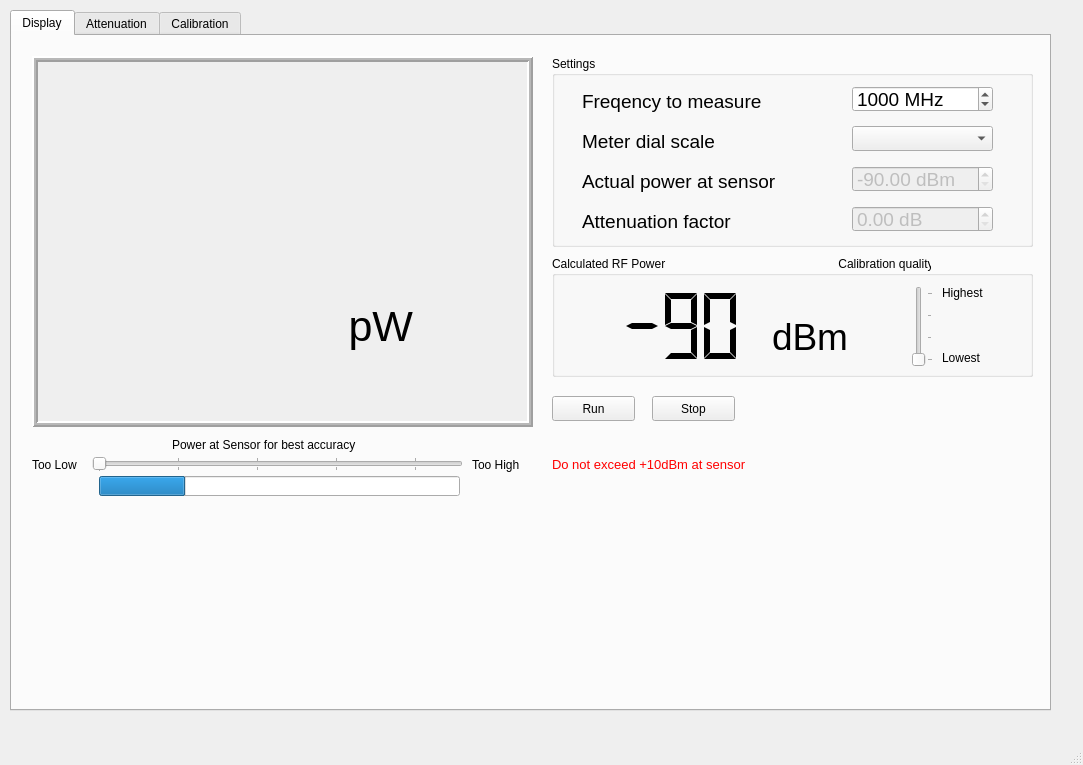
Before: the Qt Designer form powerMeter.ui in g4ixt/RFPowerMeter, drawn with Qt 5.
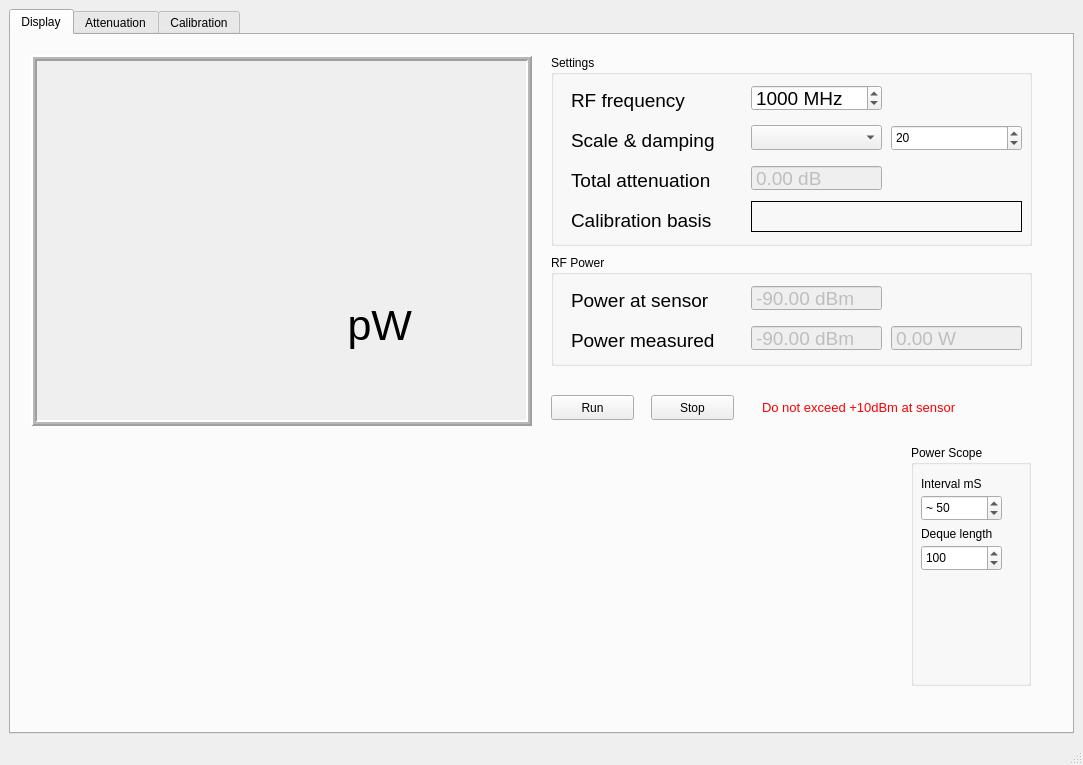
After: the same form once the commit is applied. Custom widgets are drawn as their Qt base class.

```diff
--- a/powerMeter.ui
+++ b/powerMeter.ui
@@ -10,19 +10,19 @@
     <height>765</height>
    </rect>
   </property>
+  <property name="sizePolicy">
+   <sizepolicy hsizetype="Preferred" vsizetype="Preferred">
+    <horstretch>0</horstretch>
+    <verstretch>0</verstretch>
+   </sizepolicy>
+  </property>
   <property name="windowTitle">
    <string>MainWindow</string>
   </property>
   <widget class="QWidget" name="centralwidget">
+   <layout class="QGridLayout" name="gridLayout">
+    <item row="0" column="0">
    <widget class="QTabWidget" name="tabWidget">
-    <property name="geometry">
-     <rect>
-      <x>10</x>
-      <y>10</y>
-      <width>1041</width>
-      <height>701</height>
-     </rect>
-    </property>
     <property name="autoFillBackground">
      <bool>false</bool>
     </property>
@@ -66,6 +66,12 @@
          <height>321</height>
         </rect>
        </property>
+         <property name="sizePolicy">
+          <sizepolicy hsizetype="Preferred" vsizetype="Preferred">
+           <horstretch>0</horstretch>
+           <verstretch>0</verstretch>
+          </sizepolicy>
+         </property>
        <property name="autoFillBackground">
         <bool>true</bool>
        </property>
@@ -113,9 +119,9 @@
       <widget class="QSpinBox" name="freqBox">
        <property name="geometry">
         <rect>
-         <x>300</x>
+           <x>200</x>
          <y>30</y>
-         <width>141</width>
+           <width>131</width>
          <height>26</height>
         </rect>
        </property>
@@ -143,9 +149,9 @@
       <widget class="QLabel" name="label_8">
        <property name="geometry">
         <rect>
-         <x>30</x>
+           <x>20</x>
          <y>30</y>
-         <width>251</width>
+           <width>171</width>
          <height>30</height>
         </rect>
        </property>
@@ -155,15 +161,15 @@
         </font>
        </property>
        <property name="text">
-        <string>Freqency to measure</string>
+          <string>RF frequency</string>
        </property>
       </widget>
       <widget class="QLabel" name="label_10">
        <property name="geometry">
         <rect>
-         <x>30</x>
-         <y>150</y>
-         <width>251</width>
+           <x>20</x>
+           <y>110</y>
+           <width>171</width>
          <height>30</height>
         </rect>
        </property>
@@ -173,7 +179,7 @@
         </font>
        </property>
        <property name="text">
-        <string>Attenuation factor</string>
+          <string>Total attenuation</string>
        </property>
       </widget>
       <widget class="QDoubleSpinBox" name="totalLoss">
@@ -182,9 +188,9 @@
        </property>
        <property name="geometry">
         <rect>
-         <x>300</x>
-         <y>150</y>
-         <width>141</width>
+           <x>200</x>
+           <y>110</y>
+           <width>131</width>
          <height>26</height>
         </rect>
        </property>
@@ -193,6 +199,12 @@
          <pointsize>14</pointsize>
         </font>
        </property>
+         <property name="autoFillBackground">
+          <bool>false</bool>
+         </property>
+         <property name="buttonSymbols">
+          <enum>QAbstractSpinBox::NoButtons</enum>
+         </property>
        <property name="suffix">
         <string> dB</string>
        </property>
@@ -200,63 +212,12 @@
         <double>0.010000000000000</double>
        </property>
       </widget>
-      <widget class="QDoubleSpinBox" name="sensorPower">
-       <property name="enabled">
-        <bool>false</bool>
-       </property>
-       <property name="geometry">
-        <rect>
-         <x>300</x>
-         <y>110</y>
-         <width>141</width>
-         <height>26</height>
-        </rect>
-       </property>
-       <property name="font">
-        <font>
-         <pointsize>14</pointsize>
-        </font>
-       </property>
-       <property name="suffix">
-        <string> dBm</string>
-       </property>
-       <property name="minimum">
-        <double>-90.000000000000000</double>
-       </property>
-       <property name="maximum">
-        <double>20.000000000000000</double>
-       </property>
-       <property name="singleStep">
-        <double>0.010000000000000</double>
-       </property>
-       <property name="value">
-        <double>-90.000000000000000</double>
-       </property>
-      </widget>
-      <widget class="QLabel" name="label_9">
-       <property name="geometry">
-        <rect>
-         <x>30</x>
-         <y>110</y>
-         <width>251</width>
-         <height>30</height>
-        </rect>
-       </property>
-       <property name="font">
-        <font>
-         <pointsize>14</pointsize>
-        </font>
-       </property>
-       <property name="text">
-        <string>Actual power at sensor</string>
-       </property>
-      </widget>
       <widget class="QComboBox" name="Scale">
        <property name="geometry">
         <rect>
-         <x>300</x>
+           <x>200</x>
          <y>70</y>
-         <width>141</width>
+           <width>131</width>
          <height>25</height>
         </rect>
        </property>
@@ -264,9 +225,9 @@
       <widget class="QLabel" name="label_11">
        <property name="geometry">
         <rect>
-         <x>30</x>
+           <x>20</x>
          <y>70</y>
-         <width>251</width>
+           <width>171</width>
          <height>30</height>
         </rect>
        </property>
@@ -276,87 +237,84 @@
         </font>
        </property>
        <property name="text">
-        <string>Meter dial scale</string>
-       </property>
-      </widget>
-     </widget>
-     <widget class="QSlider" name="powerSlider">
-      <property name="enabled">
-       <bool>true</bool>
-      </property>
+          <string>Scale &amp; damping</string>
+         </property>
+        </widget>
+        <widget class="QLabel" name="label_14">
+         <property name="geometry">
+          <rect>
+           <x>20</x>
+           <y>150</y>
+           <width>171</width>
+           <height>30</height>
+          </rect>
+         </property>
+         <property name="font">
+          <font>
+           <pointsize>14</pointsize>
+          </font>
+         </property>
+         <property name="text">
+          <string>Calibration basis</string>
+         </property>
+        </widget>
+        <widget class="QLabel" name="calQualLabel">
+         <property name="geometry">
+          <rect>
+           <x>200</x>
+           <y>146</y>
+           <width>271</width>
+           <height>31</height>
+          </rect>
+         </property>
+         <property name="font">
+          <font>
+           <pointsize>12</pointsize>
+          </font>
+         </property>
+         <property name="frameShape">
+          <enum>QFrame::Box</enum>
+         </property>
+         <property name="lineWidth">
+          <number>1</number>
+         </property>
+         <property name="text">
+          <string/>
+         </property>
+        </widget>
+        <widget class="QSpinBox" name="dampingBox">
       <property name="geometry">
        <rect>
-        <x>80</x>
-        <y>420</y>
-        <width>371</width>
-        <height>16</height>
-       </rect>
-      </property>
+           <x>340</x>
+           <y>70</y>
+           <width>131</width>
+           <height>26</height>
+          </rect>
+         </property>
+         <property name="toolTip">
+          <string extracomment="Number of measurement averages"/>
+         </property>
+         <property name="toolTipDuration">
+          <number>5</number>
+         </property>
       <property name="minimum">
-       <number>-50</number>
+          <number>1</number>
       </property>
       <property name="maximum">
-       <number>-5</number>
+          <number>1000</number>
       </property>
       <property name="value">
-       <number>-50</number>
-      </property>
-      <property name="orientation">
-       <enum>Qt::Horizontal</enum>
-      </property>
-      <property name="invertedAppearance">
-       <bool>false</bool>
-      </property>
-      <property name="tickPosition">
-       <enum>QSlider::TicksBothSides</enum>
-      </property>
-     </widget>
-     <widget class="QLabel" name="tooLow">
-      <property name="geometry">
-       <rect>
-        <x>20</x>
-        <y>420</y>
-        <width>62</width>
-        <height>17</height>
-       </rect>
-      </property>
-      <property name="text">
-       <string>Too Low</string>
-      </property>
-     </widget>
-     <widget class="QLabel" name="tooHigh">
-      <property name="geometry">
-       <rect>
-        <x>460</x>
-        <y>420</y>
-        <width>62</width>
-        <height>17</height>
-       </rect>
-      </property>
-      <property name="text">
-       <string>Too High</string>
-      </property>
-     </widget>
-     <widget class="QLabel" name="label_13">
-      <property name="geometry">
-       <rect>
-        <x>160</x>
-        <y>400</y>
-        <width>241</width>
-        <height>17</height>
-       </rect>
-      </property>
-      <property name="text">
-       <string>Power at Sensor for best accuracy</string>
-      </property>
-     </widget>
-     <widget class="PlotWidget" name="powerGraph" native="true">
+          <number>20</number>
+         </property>
+        </widget>
+       </widget>
+       <widget class="PlotWidget" name="graphWidget" native="true">
       <property name="geometry">
        <rect>
         <x>30</x>
-        <y>460</y>
-        <width>991</width>
-        <height>191</height>
+          <y>410</y>
+          <width>851</width>
+          <height>241</height>
        </rect>
       </property>
      </widget>
@@ -366,136 +324,164 @@
         <x>540</x>
         <y>220</y>
         <width>481</width>
-        <height>121</height>
+          <height>111</height>
        </rect>
       </property>
       <property name="title">
-       <string>Calculated RF Power                                                    Calibration quality   </string>
-      </property>
-      <widget class="QLCDNumber" name="lcd">
+         <string>RF Power   </string>
+        </property>
+        <widget class="QDoubleSpinBox" name="sensorPower">
+         <property name="enabled">
+          <bool>false</bool>
+         </property>
        <property name="geometry">
         <rect>
-         <x>20</x>
+           <x>200</x>
          <y>30</y>
-         <width>181</width>
-         <height>81</height>
+           <width>131</width>
+           <height>26</height>
         </rect>
        </property>
        <property name="font">
         <font>
-         <pointsize>20</pointsize>
-        </font>
-       </property>
-       <property name="frameShape">
-        <enum>QFrame::NoFrame</enum>
-       </property>
-       <property name="smallDecimalPoint">
-        <bool>false</bool>
-       </property>
-       <property name="digitCount">
-        <number>4</number>
-       </property>
-       <property name="mode">
-        <enum>QLCDNumber::Dec</enum>
-       </property>
-       <property name="segmentStyle">
-        <enum>QLCDNumber::Flat</enum>
-       </property>
-       <property name="value" stdset="0">
+           <pointsize>14</pointsize>
+          </font>
+         </property>
+         <property name="buttonSymbols">
+          <enum>QAbstractSpinBox::NoButtons</enum>
+         </property>
+         <property name="suffix">
+          <string> dBm</string>
+         </property>
+         <property name="minimum">
+          <double>-90.000000000000000</double>
+         </property>
+         <property name="maximum">
+          <double>20.000000000000000</double>
+         </property>
+         <property name="singleStep">
+          <double>0.010000000000000</double>
+         </property>
+         <property name="value">
         <double>-90.000000000000000</double>
        </property>
-       <property name="intValue" stdset="0">
-        <number>-90</number>
-       </property>
-      </widget>
-      <widget class="QLabel" name="dBm">
+        </widget>
+        <widget class="QLabel" name="label_9">
        <property name="geometry">
         <rect>
-         <x>220</x>
-         <y>50</y>
-         <width>101</width>
-         <height>61</height>
+           <x>20</x>
+           <y>30</y>
+           <width>171</width>
+           <height>30</height>
         </rect>
        </property>
        <property name="font">
         <font>
-         <pointsize>28</pointsize>
+           <pointsize>14</pointsize>
         </font>
        </property>
        <property name="text">
-        <string>dBm</string>
-       </property>
-      </widget>
-      <widget class="QSlider" name="calQuality">
+          <string>Power at sensor</string>
+         </property>
+        </widget>
+        <widget class="QDoubleSpinBox" name="inputPower">
+         <property name="enabled">
+          <bool>false</bool>
+         </property>
        <property name="geometry">
         <rect>
-         <x>360</x>
-         <y>30</y>
-         <width>21</width>
-         <height>81</height>
-        </rect>
-       </property>
-       <property name="sizePolicy">
-        <sizepolicy hsizetype="Fixed" vsizetype="Expanding">
-         <horstretch>0</horstretch>
-         <verstretch>0</verstretch>
-        </sizepolicy>
-       </property>
+           <x>200</x>
+           <y>70</y>
+           <width>131</width>
+           <height>26</height>
+          </rect>
+         </property>
        <property name="font">
         <font>
-         <pointsize>9</pointsize>
-        </font>
-       </property>
+           <pointsize>14</pointsize>
+          </font>
+         </property>
+         <property name="buttonSymbols">
+          <enum>QAbstractSpinBox::NoButtons</enum>
+         </property>
+         <property name="suffix">
+          <string> dBm</string>
+         </property>
        <property name="minimum">
-        <number>1</number>
+          <double>-90.000000000000000</double>
        </property>
        <property name="maximum">
-        <number>4</number>
-       </property>
-       <property name="orientation">
-        <enum>Qt::Vertical</enum>
-       </property>
-       <property name="tickPosition">
-        <enum>QSlider::TicksBelow</enum>
-       </property>
-       <property name="tickInterval">
-        <number>1</number>
-       </property>
-      </widget>
-      <widget class="QLabel" name="label">
+          <double>60.000000000000000</double>
+         </property>
+         <property name="singleStep">
+          <double>0.010000000000000</double>
+         </property>
+         <property name="value">
+          <double>-90.000000000000000</double>
+         </property>
+        </widget>
+        <widget class="QDoubleSpinBox" name="powerWatts">
+         <property name="enabled">
+          <bool>false</bool>
+         </property>
        <property name="geometry">
         <rect>
-         <x>390</x>
-         <y>27</y>
-         <width>71</width>
-         <height>20</height>
-        </rect>
-       </property>
-       <property name="text">
-        <string>Highest</string>
-       </property>
-      </widget>
-      <widget class="QLabel" name="label_6">
+           <x>340</x>
+           <y>70</y>
+           <width>131</width>
+           <height>26</height>
+          </rect>
+         </property>
+         <property name="font">
+          <font>
+           <pointsize>14</pointsize>
+          </font>
+         </property>
+         <property name="buttonSymbols">
+          <enum>QAbstractSpinBox::NoButtons</enum>
+         </property>
+         <property name="suffix">
+          <string> W</string>
+         </property>
+         <property name="minimum">
+          <double>0.000000000000000</double>
+         </property>
+         <property name="maximum">
+          <double>1000.000000000000000</double>
+         </property>
+         <property name="singleStep">
+          <double>0.010000000000000</double>
+         </property>
+         <property name="value">
+          <double>0.000000000000000</double>
+         </property>
+        </widget>
+        <widget class="QLabel" name="label_12">
        <property name="geometry">
         <rect>
-         <x>390</x>
-         <y>92</y>
-         <width>71</width>
-         <height>20</height>
-        </rect>
-       </property>
+           <x>20</x>
+           <y>70</y>
+           <width>171</width>
+           <height>30</height>
+          </rect>
+         </property>
+         <property name="font">
+          <font>
+           <pointsize>14</pointsize>
+          </font>
+         </property>
        <property name="text">
-        <string>Lowest</string>
+          <string>Power measured</string>
        </property>
       </widget>
      </widget>
      <widget class="QLabel" name="label_3">
       <property name="geometry">
        <rect>
-        <x>540</x>
-        <y>420</y>
+          <x>751</x>
+          <y>362</y>
         <width>261</width>
-        <height>17</height>
+          <height>20</height>
        </rect>
       </property>
       <property name="font">
@@ -536,24 +522,91 @@
        <string>Stop</string>
       </property>
      </widget>
-     <widget class="QProgressBar" name="progressBar">
+       <widget class="QGroupBox" name="groupBox_7">
       <property name="geometry">
        <rect>
-        <x>87</x>
-        <y>440</y>
-        <width>361</width>
-        <height>20</height>
-       </rect>
-      </property>
+          <x>900</x>
+          <y>410</y>
+          <width>120</width>
+          <height>241</height>
+         </rect>
+        </property>
+        <property name="title">
+         <string>Power Scope</string>
+        </property>
+        <widget class="QSpinBox" name="timebase">
+         <property name="geometry">
+          <rect>
+           <x>10</x>
+           <y>50</y>
+           <width>81</width>
+           <height>26</height>
+          </rect>
+         </property>
+         <property name="prefix">
+          <string>~ </string>
+         </property>
+         <property name="minimum">
+          <number>5</number>
+         </property>
+         <property name="maximum">
+          <number>10000</number>
+         </property>
+         <property name="singleStep">
+          <number>50</number>
+         </property>
       <property name="value">
-       <number>24</number>
-      </property>
-      <property name="textVisible">
-       <bool>false</bool>
-      </property>
-      <property name="invertedAppearance">
-       <bool>false</bool>
-      </property>
+          <number>50</number>
+         </property>
+        </widget>
+        <widget class="QLabel" name="label_2">
+         <property name="geometry">
+          <rect>
+           <x>10</x>
+           <y>30</y>
+           <width>91</width>
+           <height>17</height>
+          </rect>
+         </property>
+         <property name="text">
+          <string>Interval mS</string>
+         </property>
+        </widget>
+        <widget class="QSpinBox" name="dequeLength">
+         <property name="geometry">
+          <rect>
+           <x>10</x>
+           <y>100</y>
+           <width>81</width>
+           <height>26</height>
+          </rect>
+         </property>
+         <property name="minimum">
+          <number>5</number>
+         </property>
+         <property name="maximum">
+          <number>5000</number>
+         </property>
+         <property name="singleStep">
+          <number>100</number>
+         </property>
+         <property name="value">
+          <number>100</number>
+         </property>
+        </widget>
+        <widget class="QLabel" name="label_4">
+         <property name="geometry">
+          <rect>
+           <x>10</x>
+           <y>80</y>
+           <width>91</width>
+           <height>17</height>
+          </rect>
+         </property>
+         <property name="text">
+          <string>Deque length</string>
+         </property>
+        </widget>
      </widget>
      <zorder>groupBox</zorder>
      <zorder>frame</zorder>
@@ -764,6 +817,138 @@
        </property>
       </widget>
      </widget>
+       <widget class="QLabel" name="tooHigh">
+        <property name="geometry">
+         <rect>
+          <x>960</x>
+          <y>470</y>
+          <width>62</width>
+          <height>17</height>
+         </rect>
+        </property>
+        <property name="text">
+         <string>Too High</string>
+        </property>
+       </widget>
+       <widget class="QLabel" name="label_13">
+        <property name="geometry">
+         <rect>
+          <x>660</x>
+          <y>450</y>
+          <width>241</width>
+          <height>17</height>
+         </rect>
+        </property>
+        <property name="text">
+         <string>Power at Sensor for best accuracy</string>
+        </property>
+       </widget>
+       <widget class="QLabel" name="tooLow">
+        <property name="geometry">
+         <rect>
+          <x>520</x>
+          <y>470</y>
+          <width>62</width>
+          <height>17</height>
+         </rect>
+        </property>
+        <property name="text">
+         <string>Too Low</string>
+        </property>
+       </widget>
+       <widget class="QSlider" name="powerSlider">
+        <property name="enabled">
+         <bool>true</bool>
+        </property>
+        <property name="geometry">
+         <rect>
+          <x>580</x>
+          <y>470</y>
+          <width>371</width>
+          <height>16</height>
+         </rect>
+        </property>
+        <property name="minimum">
+         <number>-50</number>
+        </property>
+        <property name="maximum">
+         <number>-5</number>
+        </property>
+        <property name="value">
+         <number>-50</number>
+        </property>
+        <property name="orientation">
+         <enum>Qt::Horizontal</enum>
+        </property>
+        <property name="invertedAppearance">
+         <bool>false</bool>
+        </property>
+        <property name="tickPosition">
+         <enum>QSlider::TicksBothSides</enum>
+        </property>
+       </widget>
+       <widget class="QLabel" name="label">
+        <property name="geometry">
+         <rect>
+          <x>720</x>
+          <y>550</y>
+          <width>71</width>
+          <height>20</height>
+         </rect>
+        </property>
+        <property name="text">
+         <string>Highest</string>
+        </property>
+       </widget>
+       <widget class="QLabel" name="label_6">
+        <property name="geometry">
+         <rect>
+          <x>720</x>
+          <y>615</y>
+          <width>71</width>
+          <height>20</height>
+         </rect>
+        </property>
+        <property name="text">
+         <string>Lowest</string>
+        </property>
+       </widget>
+       <widget class="QSlider" name="calQuality">
+        <property name="geometry">
+         <rect>
+          <x>690</x>
+          <y>553</y>
+          <width>21</width>
+          <height>81</height>
+         </rect>
+        </property>
+        <property name="sizePolicy">
+         <sizepolicy hsizetype="Fixed" vsizetype="Expanding">
+          <horstretch>0</horstretch>
+          <verstretch>0</verstretch>
+         </sizepolicy>
+        </property>
+        <property name="font">
+         <font>
+          <pointsize>9</pointsize>
+         </font>
+        </property>
+        <property name="minimum">
+         <number>1</number>
+        </property>
+        <property name="maximum">
+         <number>4</number>
+        </property>
+        <property name="orientation">
+         <enum>Qt::Vertical</enum>
+        </property>
+        <property name="tickPosition">
+         <enum>QSlider::TicksBelow</enum>
+        </property>
+        <property name="tickInterval">
+         <number>1</number>
+        </property>
+       </widget>
     </widget>
     <widget class="QWidget" name="tab_3">
      <attribute name="title">
@@ -919,6 +1104,8 @@
      </widget>
     </widget>
    </widget>
+    </item>
+   </layout>
   </widget>
   <widget class="QMenuBar" name="menubar">
    <property name="geometry">
```
Left out of the diff: 12 changed lines with no effect on the pictures. Lines whose indentation alone changed are shown as unchanged.
